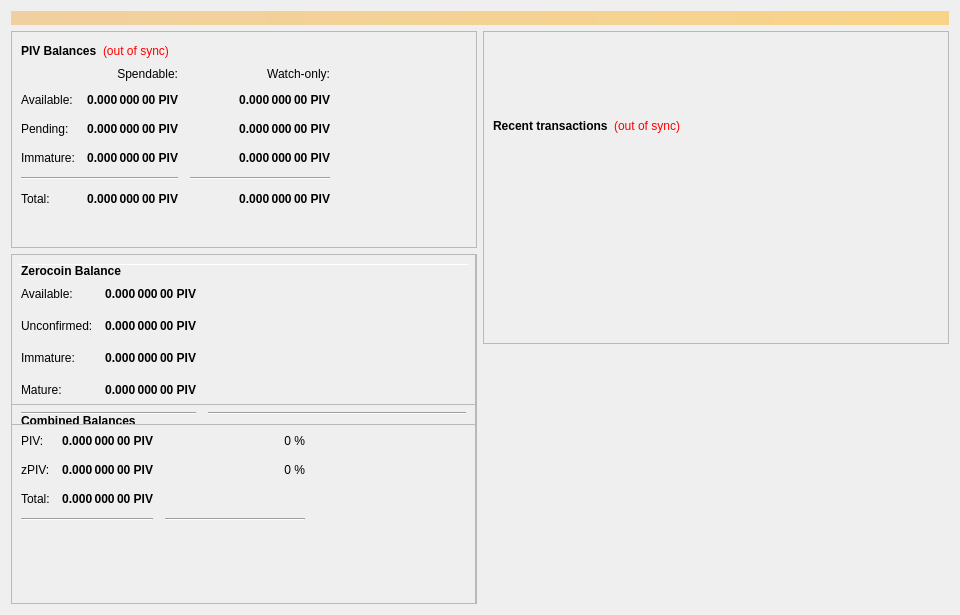
The window that src/qt/forms/overviewpage.ui (RapidsOfficial/Rapids) describes before a commit, drawn with Qt 5.
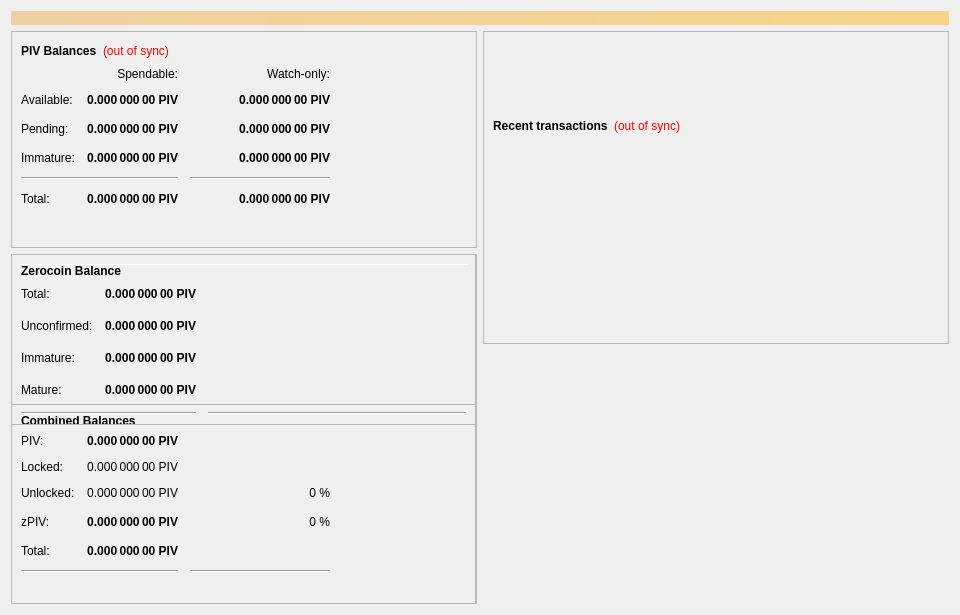
The same window after the commit.

Commit message: [UI] Locked/Unlocked PIV added to Overview-tab, improved bubble-help

What changed in the file:
```diff
--- a/src/qt/forms/overviewpage.ui
+++ b/src/qt/forms/overviewpage.ui
@@ -922,39 +922,14 @@
              <property name="spacing">
               <number>12</number>
              </property>
-             <item row="2" column="1">
-              <widget class="QLabel" name="labelzBalancez">
-               <property name="font">
-                <font>
-                 <weight>75</weight>
-                 <bold>true</bold>
-                </font>
-               </property>
-               <property name="cursor">
-                <cursorShape>IBeamCursor</cursorShape>
-               </property>
-               <property name="toolTip">
-                <string>&lt;html&gt;&lt;head/&gt;&lt;body&gt;&lt;p&gt;Total of transactions that have yet to be confirmed, and do not yet count toward the spendable balance&lt;/p&gt;&lt;/body&gt;&lt;/html&gt;</string>
-               </property>
-               <property name="text">
-                <string notr="true">0.000 000 00 PIV</string>
-               </property>
-               <property name="alignment">
-                <set>Qt::AlignRight|Qt::AlignTrailing|Qt::AlignVCenter</set>
-               </property>
-               <property name="textInteractionFlags">
-                <set>Qt::LinksAccessibleByMouse|Qt::TextSelectableByKeyboard|Qt::TextSelectableByMouse</set>
-               </property>
-              </widget>
-             </item>
-             <item row="4" column="0" colspan="2">
+             <item row="7" column="0" colspan="2">
               <widget class="Line" name="lineSpendableBalance_3">
                <property name="orientation">
                 <enum>Qt::Horizontal</enum>
                </property>
               </widget>
              </item>
-             <item row="4" column="2">
+             <item row="7" column="2">
               <widget class="Line" name="lineWatchBalance_3">
                <property name="sizePolicy">
                 <sizepolicy hsizetype="Preferred" vsizetype="Fixed">
@@ -973,7 +948,32 @@
                </property>
               </widget>
              </item>
-             <item row="3" column="1">
+             <item row="4" column="1">
+              <widget class="QLabel" name="labelzBalancez">
+               <property name="font">
+                <font>
+                 <weight>75</weight>
+                 <bold>true</bold>
+                </font>
+               </property>
+               <property name="cursor">
+                <cursorShape>IBeamCursor</cursorShape>
+               </property>
+               <property name="toolTip">
+                <string>Total of transactions that have yet to be confirmed, and do not yet count toward the spendable balance</string>
+               </property>
+               <property name="text">
+                <string notr="true">0.000 000 00 PIV</string>
+               </property>
+               <property name="alignment">
+                <set>Qt::AlignRight|Qt::AlignTrailing|Qt::AlignVCenter</set>
+               </property>
+               <property name="textInteractionFlags">
+                <set>Qt::LinksAccessibleByMouse|Qt::TextSelectableByKeyboard|Qt::TextSelectableByMouse</set>
+               </property>
+              </widget>
+             </item>
+             <item row="6" column="1">
               <widget class="QLabel" name="labelTotalz">
                <property name="font">
                 <font>
@@ -998,7 +998,7 @@
                </property>
               </widget>
              </item>
-             <item row="2" column="3">
+             <item row="4" column="3">
               <spacer name="horizontalSpacer_6">
                <property name="orientation">
                 <enum>Qt::Horizontal</enum>
@@ -1011,7 +1011,7 @@
                </property>
               </spacer>
              </item>
-             <item row="3" column="0">
+             <item row="6" column="0">
               <widget class="QLabel" name="labelTotalTextz">
                <property name="text">
                 <string>Total:</string>
@@ -1050,7 +1050,7 @@
                </property>
               </widget>
              </item>
-             <item row="2" column="0">
+             <item row="4" column="0">
               <widget class="QLabel" name="labelzBalanceTextz">
                <property name="toolTip">
                 <string>&lt;html&gt;&lt;head/&gt;&lt;body&gt;&lt;p&gt;&lt;br/&gt;&lt;/p&gt;&lt;/body&gt;&lt;/html&gt;</string>
@@ -1060,17 +1060,7 @@
                </property>
               </widget>
              </item>
-             <item row="1" column="2">
-              <widget class="QLabel" name="labelPIVPercent">
-               <property name="text">
-                <string>0 %</string>
-               </property>
-               <property name="alignment">
-                <set>Qt::AlignRight|Qt::AlignTrailing|Qt::AlignVCenter</set>
-               </property>
-              </widget>
-             </item>
-             <item row="2" column="2">
+             <item row="4" column="2">
               <widget class="QLabel" name="labelzPIVPercent">
                <property name="toolTip">
                 <string>&lt;html&gt;&lt;head/&gt;&lt;body&gt;&lt;p&gt;Current percentage of zPIV.&lt;/p&gt;&lt;p&gt;If AutoMint is enabled this percentage will settle around the configured AutoMint percentage (default = &lt;span style=&quot; font-weight:600;&quot;&gt;10&lt;/span&gt;%)&lt;/p&gt;&lt;/body&gt;&lt;/html&gt;</string>
@@ -1083,7 +1073,7 @@
                </property>
               </widget>
              </item>
-             <item row="3" column="2">
+             <item row="6" column="2">
               <widget class="QLabel" name="label100Percent">
                <property name="text">
                 <string/>
@@ -1093,6 +1083,62 @@
                </property>
               </widget>
              </item>
+             <item row="2" column="1">
+              <widget class="QLabel" name="labelLockedBalance">
+               <property name="toolTip">
+                <string>Locked PIV or Masternode collaterals. These are excluded from zPIV minting.</string>
+               </property>
+               <property name="text">
+                <string>0.000 000 00 PIV</string>
+               </property>
+               <property name="alignment">
+                <set>Qt::AlignRight|Qt::AlignTrailing|Qt::AlignVCenter</set>
+               </property>
+              </widget>
+             </item>
+             <item row="2" column="0">
+              <widget class="QLabel" name="labelLockedBalanceText">
+               <property name="toolTip">
+                <string>Locked PIV or Masternode collaterals. These are excluded from zPIV minting.</string>
+               </property>
+               <property name="text">
+                <string>Locked:</string>
+               </property>
+              </widget>
+             </item>
+             <item row="3" column="0">
+              <widget class="QLabel" name="labelUnLockedBalanceText">
+               <property name="toolTip">
+                <string>Unlocked PIVs. These can be used for zPIV minting.</string>
+               </property>
+               <property name="text">
+                <string>Unlocked:</string>
+               </property>
+              </widget>
+             </item>
+             <item row="3" column="1">
+              <widget class="QLabel" name="labelUnLockedBalance">
+               <property name="toolTip">
+                <string>Unlocked PIVs. These can be used for zPIV minting.</string>
+               </property>
+               <property name="text">
+                <string>0.000 000 00 PIV</string>
+               </property>
+               <property name="alignment">
+                <set>Qt::AlignRight|Qt::AlignTrailing|Qt::AlignVCenter</set>
+               </property>
+              </widget>
+             </item>
+             <item row="3" column="2">
+              <widget class="QLabel" name="labelPIVPercent">
+               <property name="text">
+                <string>0 %</string>
+               </property>
+               <property name="alignment">
+                <set>Qt::AlignRight|Qt::AlignTrailing|Qt::AlignVCenter</set>
+               </property>
+              </widget>
+             </item>
             </layout>
            </item>
            <item>
@@ -1221,7 +1267,7 @@
                 <string>&lt;html&gt;&lt;head/&gt;&lt;body&gt;&lt;p&gt;All available zPIV, unconfirmed and immature zPIV included.&lt;/p&gt;&lt;/body&gt;&lt;/html&gt;</string>
                </property>
                <property name="text">
-                <string>Available:</string>
+                <string>Total:</string>
                </property>
               </widget>
              </item>
```
Left out of the diff: 30 changed lines with no effect on the pictures. The commit also changes 9 other files.
